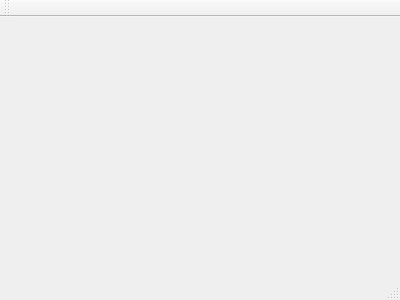
The window that mainwindow.ui (zhangk430/Calc1) describes before a commit, drawn with Qt 5.
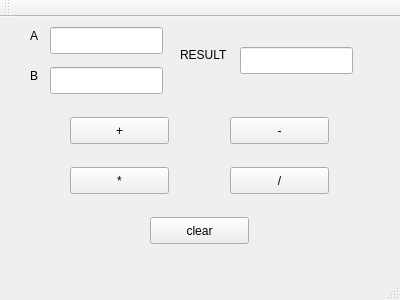
The same window after the commit.

Commit message: Add buttons and slots.

Diff of the .ui file:
```diff
--- a/mainwindow.ui
+++ b/mainwindow.ui
@@ -12,13 +12,163 @@
   <property name="windowTitle" >
    <string>MainWindow</string>
   </property>
-  <widget class="QMenuBar" name="menuBar" />
-  <widget class="QToolBar" name="mainToolBar" />
-  <widget class="QWidget" name="centralWidget" />
-  <widget class="QStatusBar" name="statusBar" />
+  <widget class="QWidget" name="centralWidget">
+   <widget class="QPushButton" name="pushButton">
+    <property name="geometry">
+     <rect>
+      <x>70</x>
+      <y>100</y>
+      <width>99</width>
+      <height>27</height>
+     </rect>
+    </property>
+    <property name="text">
+     <string>+</string>
+    </property>
+   </widget>
+   <widget class="QPushButton" name="pushButton_2">
+    <property name="geometry">
+     <rect>
+      <x>230</x>
+      <y>100</y>
+      <width>99</width>
+      <height>27</height>
+     </rect>
+    </property>
+    <property name="text">
+     <string>-</string>
+    </property>
+   </widget>
+   <widget class="QPushButton" name="pushButton_3">
+    <property name="geometry">
+     <rect>
+      <x>70</x>
+      <y>150</y>
+      <width>99</width>
+      <height>27</height>
+     </rect>
+    </property>
+    <property name="text">
+     <string>*</string>
+    </property>
+   </widget>
+   <widget class="QPushButton" name="pushButton_4">
+    <property name="geometry">
+     <rect>
+      <x>230</x>
+      <y>150</y>
+      <width>99</width>
+      <height>27</height>
+     </rect>
+    </property>
+    <property name="text">
+     <string>/</string>
+    </property>
+   </widget>
+   <widget class="QPushButton" name="pushButton_5">
+    <property name="geometry">
+     <rect>
+      <x>150</x>
+      <y>200</y>
+      <width>99</width>
+      <height>27</height>
+     </rect>
+    </property>
+    <property name="text">
+     <string>clear</string>
+    </property>
+   </widget>
+   <widget class="QLineEdit" name="lineEdit">
+    <property name="geometry">
+     <rect>
+      <x>50</x>
+      <y>10</y>
+      <width>113</width>
+      <height>27</height>
+     </rect>
+    </property>
+   </widget>
+   <widget class="QLineEdit" name="lineEdit_2">
+    <property name="geometry">
+     <rect>
+      <x>50</x>
+      <y>50</y>
+      <width>113</width>
+      <height>27</height>
+     </rect>
+    </property>
+   </widget>
+   <widget class="QLineEdit" name="lineEdit_3">
+    <property name="geometry">
+     <rect>
+      <x>240</x>
+      <y>30</y>
+      <width>113</width>
+      <height>27</height>
+     </rect>
+    </property>
+   </widget>
+   <widget class="QLabel" name="label">
+    <property name="geometry">
+     <rect>
+      <x>30</x>
+      <y>10</y>
+      <width>16</width>
+      <height>17</height>
+     </rect>
+    </property>
+    <property name="text">
+     <string>A</string>
+    </property>
+   </widget>
+   <widget class="QLabel" name="label_2">
+    <property name="geometry">
+     <rect>
+      <x>30</x>
+      <y>50</y>
+      <width>16</width>
+      <height>17</height>
+     </rect>
+    </property>
+    <property name="text">
+     <string>B</string>
+    </property>
+   </widget>
+   <widget class="QLabel" name="label_3">
+    <property name="geometry">
+     <rect>
+      <x>180</x>
+      <y>30</y>
+      <width>51</width>
+      <height>16</height>
+     </rect>
+    </property>
+    <property name="text">
+     <string>RESULT</string>
+    </property>
+   </widget>
+  </widget>
+  <widget class="QMenuBar" name="menuBar">
+   <property name="geometry">
+    <rect>
+     <x>0</x>
+     <y>0</y>
+     <width>400</width>
+     <height>25</height>
+    </rect>
+   </property>
+  </widget>
+  <widget class="QToolBar" name="mainToolBar">
+   <attribute name="toolBarArea">
+    <enum>TopToolBarArea</enum>
+   </attribute>
+   <attribute name="toolBarBreak">
+    <bool>false</bool>
+   </attribute>
+  </widget>
+  <widget class="QStatusBar" name="statusBar"/>
  </widget>
- <layoutDefault spacing="6" margin="11" />
- <pixmapfunction></pixmapfunction>
+ <layoutdefault spacing="6" margin="11"/>
  <resources/>
  <connections/>
 </ui>
```
Left out of the diff: 7 changed lines with no effect on the pictures. The commit also changes 2 other files.
